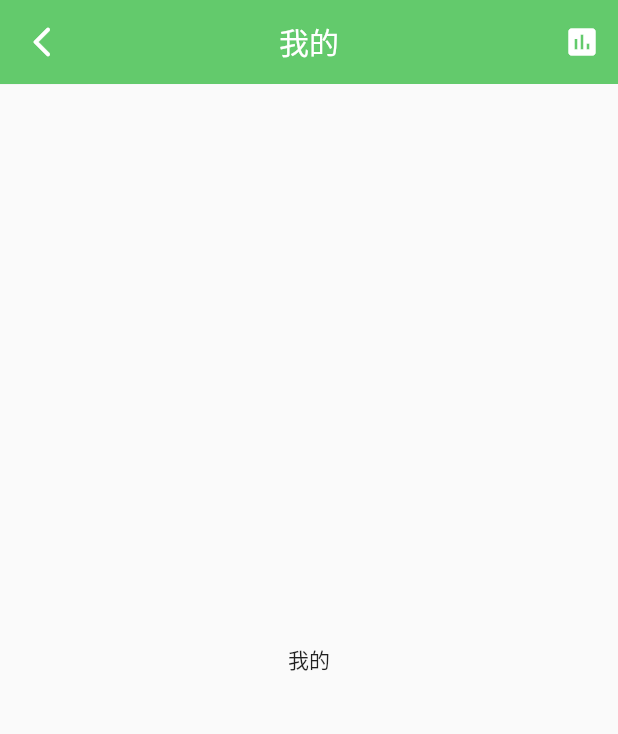
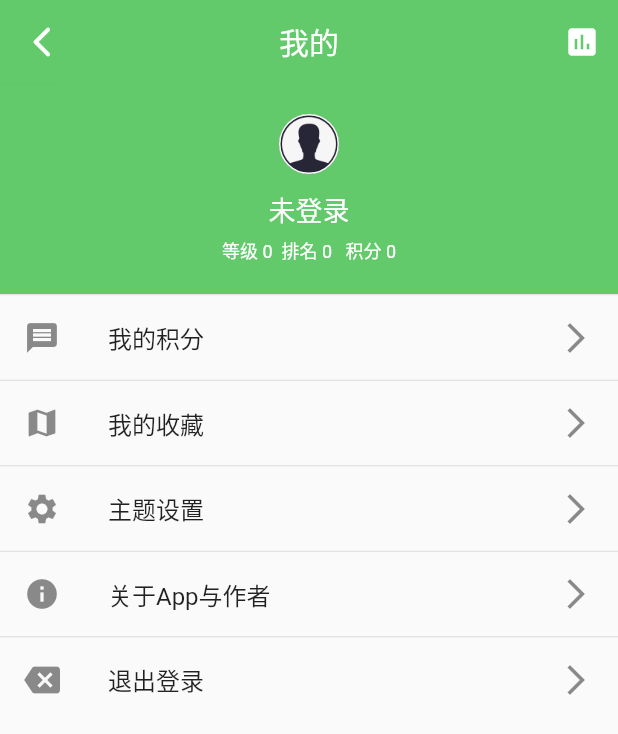
Before and after one commit to seasonZhu/FlutterPlayAndroid, a Flutter app: the MyView screen opened directly, on a phone screen of 412 x 824 dp. Shown: the top 734 px of the screen. Run offline on Flutter 3.47's test engine with Material 2 defaults, Android fonts, the phone set to English and light mode, and no system bars; our stand-ins replace dio, flutter_html, flutter_swiper, fluttertoast, pull_to_refresh and 1 more; missing offline and left inert: dart:ffi, flutter_webview_plugin; network calls fail.

Commit message:
我的页面编写

```diff
--- /dev/null
+++ b/lib/My/MyListModel.dart
@@ -0,0 +1,23 @@
+import 'package:flutter/material.dart';
+
+import 'TargetType.dart';
+
+class MyListModel {
+  final String title;
+  final IconData icon;
+  final TargetType type;
+
+  MyListModel({this.title, @required this.icon, this.type});
+
+  static final List<MyListModel> dataSource = [
+    MyListModel(
+        title: "tableHeaderView", icon: Icons.close, type: TargetType.none),
+    MyListModel(title: "我的积分", icon: Icons.message, type: TargetType.myCoin),
+    MyListModel(title: "我的收藏", icon: Icons.map, type: TargetType.myCollect),
+    MyListModel(
+        title: "主题设置", icon: Icons.settings, type: TargetType.themeSetting),
+    MyListModel(
+        title: "关于App与作者", icon: Icons.info, type: TargetType.aboutAppAndMe),
+    MyListModel(title: "退出登录", icon: Icons.backspace, type: TargetType.logout),
+  ];
+}
--- a/lib/My/MyView.dart
+++ b/lib/My/MyView.dart
@@ -1,6 +1,10 @@
 import 'package:flutter/material.dart';
 
+import 'package:play_android/ThemeUtils/ThemeUtils.dart';
 import 'package:play_android/View/Routes.dart';
+import 'MyListModel.dart';
+import 'TargetType.dart';
+import 'MyViewCell.dart';
 
 class MyView extends StatefulWidget {
   @override
@@ -23,11 +27,78 @@ class _MyViewState extends State<MyView> {
               ),
               onPressed: () {
                 Navigator.pushNamed(context, Routes.rankingView);
-            }
-          )
+              })
         ],
       ),
-      body: Center(child: Text("我的"),),
+      body: _tableView(),
     );
   }
+
+  Widget _tableHeaderView() {
+    return Container(
+      color: ThemeUtils.currentColor,
+      padding: EdgeInsets.symmetric(vertical:20),
+      child: Center(
+        child: Column(
+          mainAxisAlignment: MainAxisAlignment.center,
+          children: <Widget>[
+            GestureDetector(
+              child: Container(
+                width: 40,
+                height: 40,
+                decoration: BoxDecoration(
+                  shape: BoxShape.circle,
+                  border: Border.all(
+                    color: Color(0xffffffff),
+                    width: 1.0,
+                  ),
+                  image: DecorationImage(
+                    image: AssetImage("assets/images/ic_head.jpeg"),
+                    fit: BoxFit.cover,
+                  ),
+                ),
+              ),
+              onTap: () {
+
+              },
+            ),
+            SizedBox(
+              height: 10,
+            ),
+            Text(
+              "未登录",
+              style: TextStyle(
+                  color: Colors.white, fontSize: 18),
+            ),
+            SizedBox(
+              height: 5,
+            ),
+            Text(
+              "等级 0  排名 0   积分 0",
+              style: TextStyle(
+                  color: Colors.white, fontSize: 12),
+            ),
+          ],
+        ),
+      ),
+    );
   }
+
+  ListView _tableView() {
+    return ListView.separated(
+    itemBuilder: (context, index) {
+      if (index == 0) {
+        return _tableHeaderView();
+      }
+      return MyViewCell(model: MyListModel.dataSource[index], onTapCallback: (type){
+        print(type);
+      },);
+    },
+    separatorBuilder: (context, index) {
+      return Divider(
+        height: 1.0,
+      );
+    },
+    itemCount: MyListModel.dataSource.length);
+  }
+}
--- /dev/null
+++ b/lib/My/MyViewCell.dart
@@ -0,0 +1,27 @@
+import 'package:flutter/material.dart';
+
+import 'MyListModel.dart';
+import 'TargetType.dart';
+
+class MyViewCell extends StatelessWidget {
+  final MyListModel _model;
+
+  final ValueChanged<TargetType> _onTapCallback;
+
+  MyViewCell({Key key, @required MyListModel model, ValueChanged<TargetType> onTapCallback})
+      : _model = model,
+        _onTapCallback = onTapCallback,
+        super(key: key);
+
+  @override
+  Widget build(BuildContext context) {
+    return ListTile(
+      leading: Icon(_model.icon),
+      title: Text(_model.title),
+      trailing: Icon(Icons.arrow_forward_ios),
+      onTap: () {
+        _onTapCallback(_model.type);
+      }
+    );
+  }
+}
--- /dev/null
+++ b/lib/My/TargetType.dart
@@ -0,0 +1,8 @@
+enum TargetType {
+  none,
+  myCoin,
+  myCollect,
+  themeSetting,
+  aboutAppAndMe,
+  logout
+}
```
Lines whose indentation alone changed are shown as unchanged.
